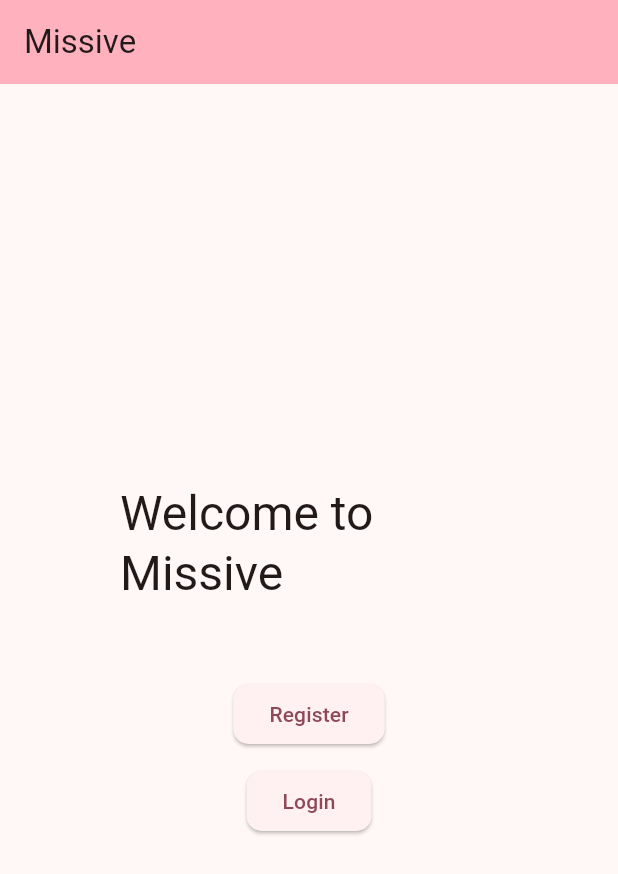
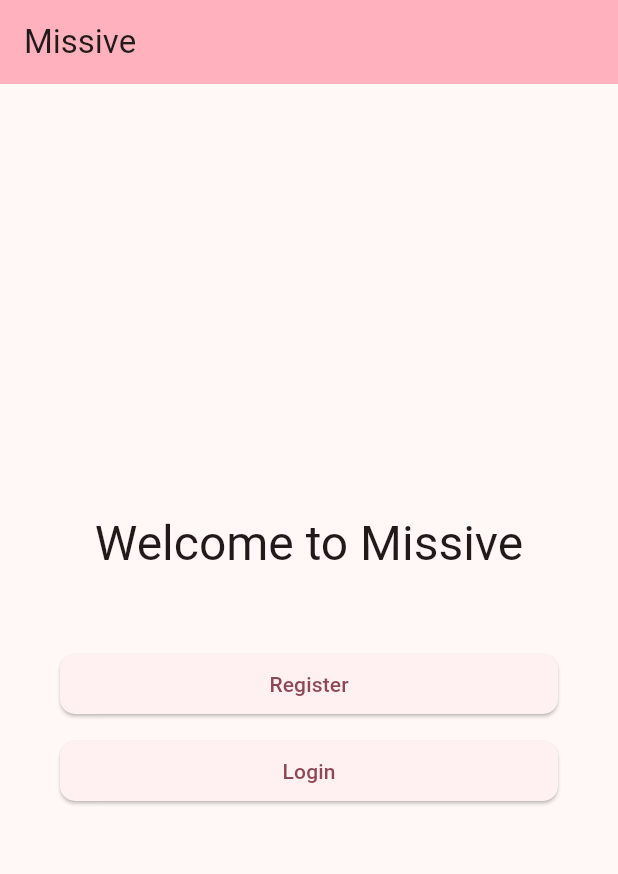
Before and after one commit to nezia1/missive, a Flutter app: the screen it shows after launch, on a phone screen of 412 x 824 dp. Shown: the top 874 px of the screen. Run offline on Flutter 3.47's test engine with Material 3 defaults, Android fonts, the phone set to English and light mode, and no system bars; our stand-ins replace dio, flutter_secure_storage, go_router, shared_preferences; missing offline and left inert: libsignal_protocol_dart; accounts and stored records are empty.

Commit message:
update buttons and size on login register and landing

```diff
--- a/client/lib/features/authentication/landing_screen.dart
+++ b/client/lib/features/authentication/landing_screen.dart
@@ -14,7 +14,7 @@ class LandingScreen extends StatelessWidget {
       ),
       body: Center(
         child: Padding(
-          padding: const EdgeInsets.only(left: 80.0, right: 80.0),
+          padding: const EdgeInsets.symmetric(horizontal: 40.0),
           child: Column(
             mainAxisAlignment: MainAxisAlignment.center,
             children: <Widget>[
@@ -23,6 +23,9 @@ class LandingScreen extends StatelessWidget {
                 style: Theme.of(context).textTheme.headlineLarge,
               ),
               const SizedBox(height: 50.0),
+              Column(
+                crossAxisAlignment: CrossAxisAlignment.stretch,
+                children: [
                   ElevatedButton(
                     onPressed: () => context.push('/register'),
                     child: const Text('Register'),
@@ -33,6 +36,8 @@ class LandingScreen extends StatelessWidget {
                     child: const Text('Login'),
                   )
                 ],
+              )
+            ],
           ),
         ),
       ),
--- a/client/lib/features/authentication/login_screen.dart
+++ b/client/lib/features/authentication/login_screen.dart
@@ -83,9 +83,10 @@ class _LoginScreenState extends State<LoginScreen> {
       ),
       body: Center(
         child: Padding(
-          padding: const EdgeInsets.only(left: 80.0, right: 80.0),
+          padding: const EdgeInsets.symmetric(horizontal: 40),
           child: Column(
             mainAxisAlignment: MainAxisAlignment.center,
+            crossAxisAlignment: CrossAxisAlignment.stretch,
             children: <Widget>[
               TextField(
                   style: Theme.of(context).textTheme.bodyMedium,
--- a/client/lib/features/authentication/register_screen.dart
+++ b/client/lib/features/authentication/register_screen.dart
@@ -74,9 +74,10 @@ class _RegisterScreenState extends State<RegisterScreen> {
       ),
       body: Center(
         child: Padding(
-          padding: const EdgeInsets.only(left: 80.0, right: 80.0),
+          padding: const EdgeInsets.symmetric(horizontal: 40),
           child: Column(
             mainAxisAlignment: MainAxisAlignment.center,
+            crossAxisAlignment: CrossAxisAlignment.stretch,
             children: <Widget>[
               TextField(
                   style: Theme.of(context).textTheme.bodyMedium,
```
Lines whose indentation alone changed are shown as unchanged.
